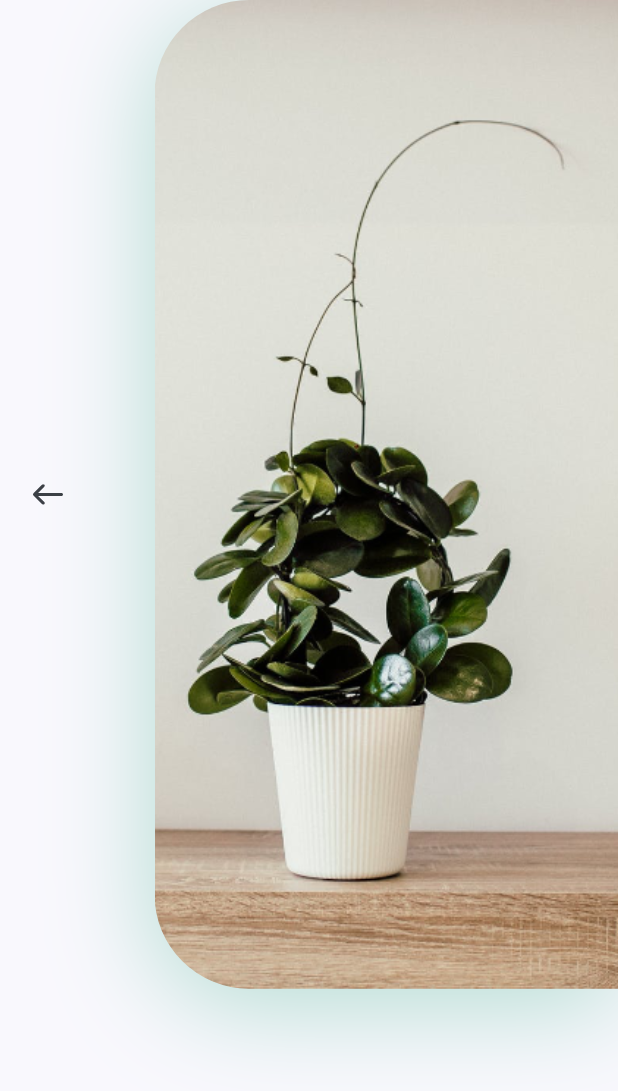
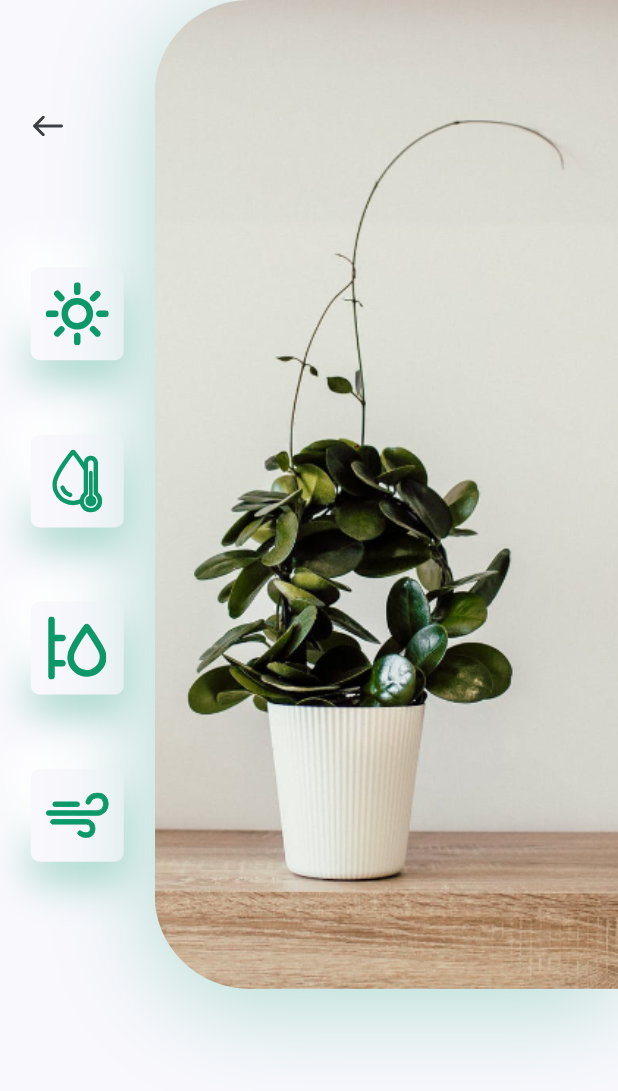
Before and after one commit to CrossLeaf/plant_flutter_app, a Flutter app: the DetailScreen screen opened directly, on a phone screen of 412 x 824 dp. Shown: the top 1091 px of the screen. Run offline on Flutter 3.47's test engine with Material 2 defaults, Android fonts, the phone set to English and light mode, and no system bars; our stand-ins replace flutter_svg.

Commit message:
add: detail - icon card

```diff
--- a/lib/screen/detail/components/body.dart
+++ b/lib/screen/detail/components/body.dart
@@ -1,6 +1,8 @@
 import 'package:flutter/material.dart';
 import 'package:flutter_svg/flutter_svg.dart';
 import 'package:plant_flutter_app/constants.dart';
+
+import 'icon_card.dart';
 
 class Body extends StatelessWidget {
   @override
@@ -9,24 +11,35 @@ class Body extends StatelessWidget {
     return Column(
       children: [
         SizedBox(
-          // height: size.height * 0.8,
+          height: size.height * 0.8,
           child: Row(
             children: [
               Expanded(
+                child: Padding(
+                  padding:
+                      const EdgeInsets.symmetric(vertical: kDefaultPadding * 3),
                   child: Column(
                     children: [
                       Align(
                         alignment: Alignment.topLeft,
                         child: IconButton(
-                        padding:
-                            EdgeInsets.symmetric(horizontal: kDefaultPadding),
-                        icon: SvgPicture.asset("assets/icons/back_arrow.svg"),
+                            padding: EdgeInsets.symmetric(
+                                horizontal: kDefaultPadding),
+                            icon:
+                                SvgPicture.asset("assets/icons/back_arrow.svg"),
                             onPressed: () {
                               Navigator.pop(context);
                             }),
-                  )
+                      ),
+                      Spacer(),
+                      IconCard(icon: "assets/icons/sun.svg"),
+                      IconCard(icon: "assets/icons/icon_2.svg"),
+                      IconCard(icon: "assets/icons/icon_3.svg"),
+                      IconCard(icon: "assets/icons/icon_4.svg"),
                     ],
-              )),
+                  ),
+                ),
+              ),
               Container(
                 height: size.height * 0.8,
                 width: size.width * 0.75,
--- /dev/null
+++ b/lib/screen/detail/components/icon_card.dart
@@ -0,0 +1,40 @@
+import 'package:flutter/material.dart';
+import 'package:flutter_svg/flutter_svg.dart';
+
+import '../../../constants.dart';
+
+class IconCard extends StatelessWidget {
+  const IconCard({
+    Key key,
+    this.icon,
+  }) : super(key: key);
+
+  final String icon;
+
+  @override
+  Widget build(BuildContext context) {
+    Size size = MediaQuery.of(context).size;
+    return Container(
+      margin: EdgeInsets.symmetric(vertical: size.height * 0.03),
+      padding: EdgeInsets.all(kDefaultPadding / 2),
+      height: 62,
+      width: 62,
+      decoration: BoxDecoration(
+        color: kBackgroundColor,
+        borderRadius: BorderRadius.circular(6),
+        boxShadow: [
+          BoxShadow(
+              offset: Offset(0, 15),
+              blurRadius: 22,
+              color: kPrimaryColor.withOpacity(0.3)),
+          BoxShadow(
+            offset: Offset(-15, -15),
+            blurRadius: 20,
+            color: Colors.white,
+          )
+        ],
+      ),
+      child: SvgPicture.asset(icon),
+    );
+  }
+}
```
Lines whose indentation alone changed are shown as unchanged.
